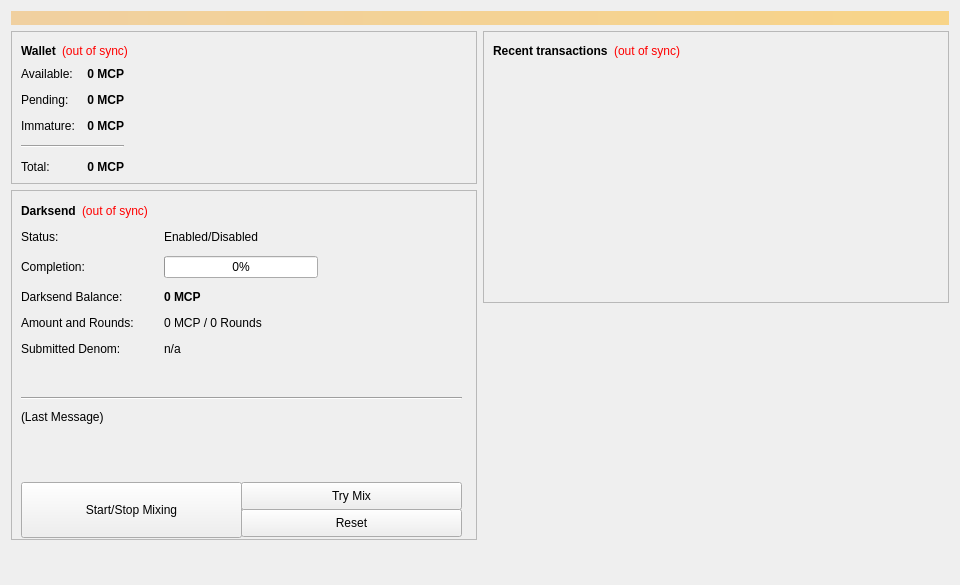
Qt form src/qt/forms/overviewpage.ui (mobicoins/mobicoin-core) before a commit.
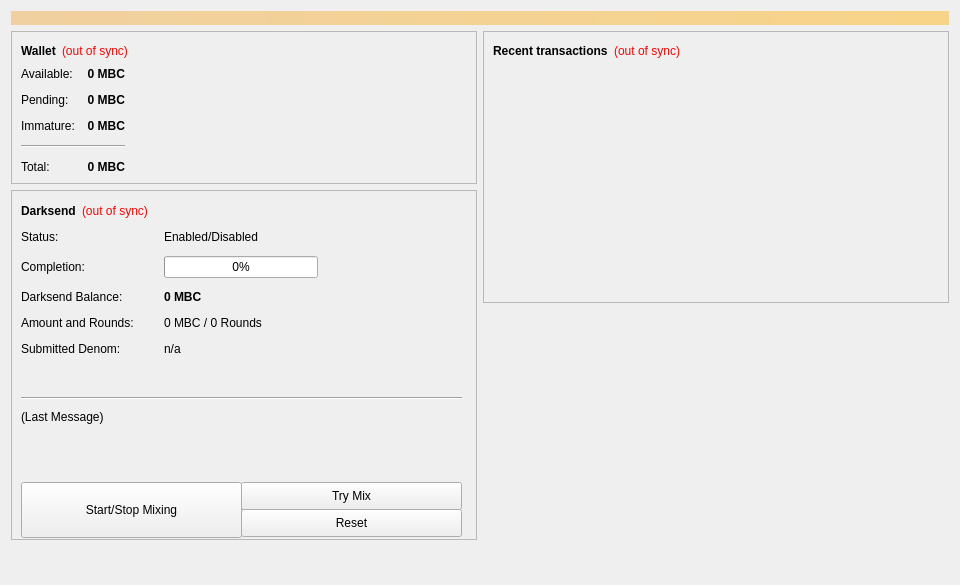
The same form after that commit.

What changed in the file:
```diff
--- a/src/qt/forms/overviewpage.ui
+++ b/src/qt/forms/overviewpage.ui
@@ -130,7 +130,7 @@
                  <string>Your current spendable balance</string>
                 </property>
                 <property name="text">
-                 <string notr="true">0 MCP</string>
+                 <string notr="true">0 MBC</string>
                 </property>
                 <property name="alignment">
                  <set>Qt::AlignRight|Qt::AlignTrailing|Qt::AlignVCenter</set>
@@ -162,7 +162,7 @@
                  <string>Total of transactions that have yet to be confirmed, and do not yet count toward the spendable balance</string>
                 </property>
                 <property name="text">
-                 <string notr="true">0 MCP</string>
+                 <string notr="true">0 MBC</string>
                 </property>
                 <property name="alignment">
                  <set>Qt::AlignRight|Qt::AlignTrailing|Qt::AlignVCenter</set>
@@ -191,7 +191,7 @@
                  <string>Mined balance that has not yet matured</string>
                 </property>
                 <property name="text">
-                 <string notr="true">0 MCP</string>
+                 <string notr="true">0 MBC</string>
                 </property>
                 <property name="alignment">
                  <set>Qt::AlignRight|Qt::AlignTrailing|Qt::AlignVCenter</set>
@@ -223,7 +223,7 @@
                  <string>Your current total balance</string>
                 </property>
                 <property name="text">
-                 <string notr="true">0 MCP</string>
+                 <string notr="true">0 MBC</string>
                 </property>
                 <property name="alignment">
                  <set>Qt::AlignRight|Qt::AlignTrailing|Qt::AlignVCenter</set>
@@ -346,7 +346,7 @@
               </font>
              </property>
              <property name="text">
-              <string>0 MCP</string>
+              <string>0 MBC</string>
              </property>
             </widget>
            </item>
@@ -360,7 +360,7 @@
            <item row="3" column="1">
             <widget class="QLabel" name="labelAmountRounds">
              <property name="text">
-              <string>0 MCP / 0 Rounds</string>
+              <string>0 MBC / 0 Rounds</string>
              </property>
             </widget>
            </item>
```
